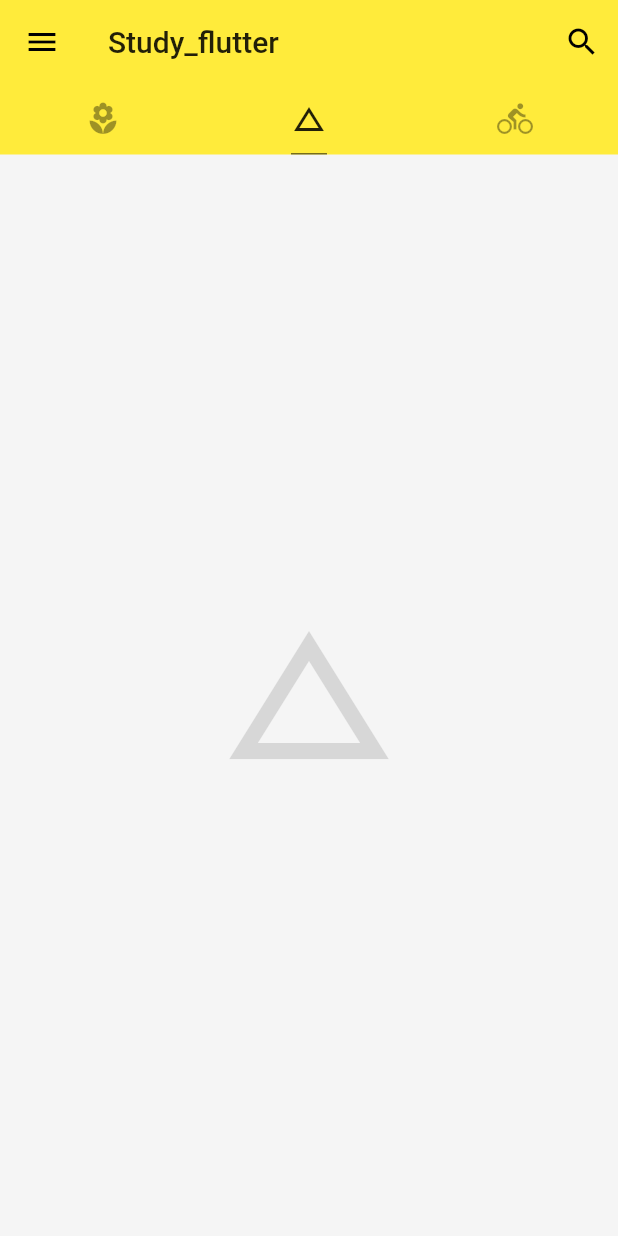
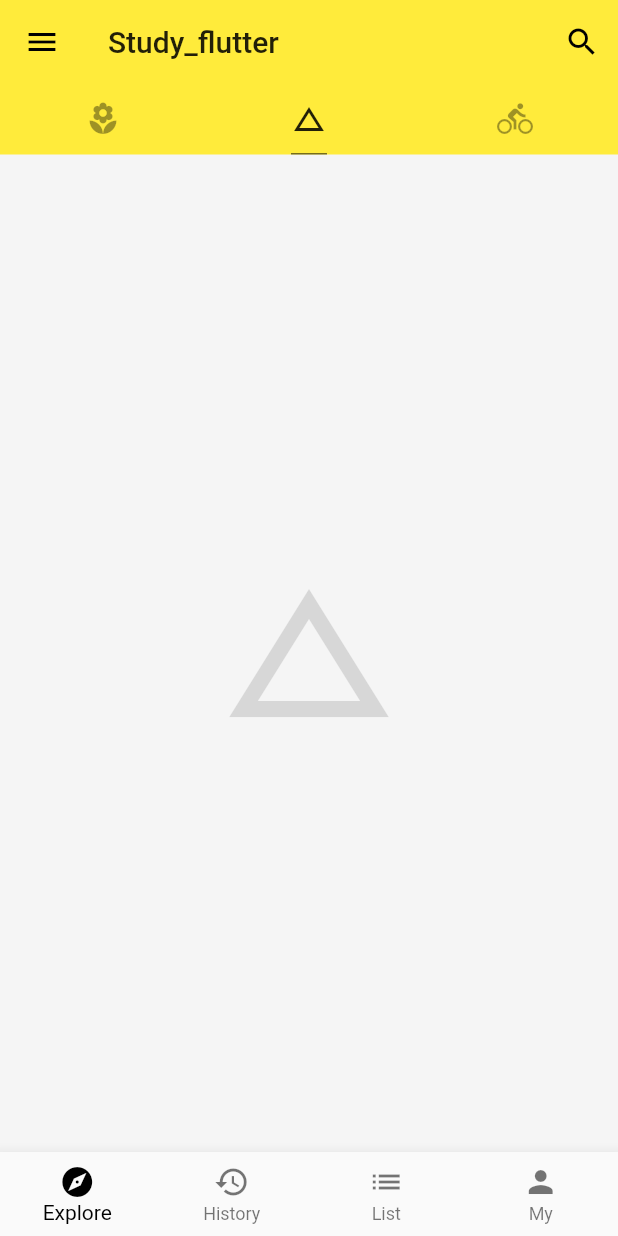
Before and after one commit to tck8888/flutter_study, a Flutter app: the screen it shows after launch, tab 2 chosen, on a phone screen of 412 x 824 dp. Run offline on Flutter 3.47's test engine with Material 2 defaults, Android fonts, the phone set to English and light mode, and no system bars; network calls fail.

Commit message:
BottomNavigationBarStudy

```diff
--- a/lib/main.dart
+++ b/lib/main.dart
@@ -1,5 +1,7 @@
 import 'package:flutter/material.dart';
 import 'package:flutter_study/study_widget/drawer_study.dart';
+import 'package:flutter_study/study_widget/bottom_navigation_bar_study.dart';
+import 'package:flutter_study/study_widget/list_view_study.dart';
 
 void main() => runApp(MyApp());
 
@@ -18,6 +20,8 @@ class MyApp extends StatelessWidget {
 }
 
 class Home extends StatelessWidget {
+
+
   @override
   Widget build(BuildContext context) {
     return DefaultTabController(
@@ -55,11 +59,7 @@ class Home extends StatelessWidget {
                     )
                   ])),
           body: TabBarView(children: [
-            Icon(
-              Icons.local_florist,
-              size: 128.0,
-              color: Colors.black12,
-            ),
+            ListViewStudy(),
             Icon(
               Icons.change_history,
               size: 128.0,
@@ -72,6 +72,7 @@ class Home extends StatelessWidget {
             ),
           ]),
           drawer: DrawerStudy(),
+          bottomNavigationBar: BottomNavigationBarStudy(),
         ));
   }
 }
--- /dev/null
+++ b/lib/study_widget/bottom_navigation_bar_study.dart
@@ -0,0 +1,34 @@
+import 'package:flutter/material.dart';
+
+class BottomNavigationBarStudy extends StatefulWidget {
+  @override
+  _BottomNavigationBarStudyState createState() =>
+      _BottomNavigationBarStudyState();
+}
+
+class _BottomNavigationBarStudyState extends State<BottomNavigationBarStudy> {
+  int _currentIndex = 0;
+
+  void _onTapHandle(int index) {
+    setState(() {
+      _currentIndex = index;
+    });
+  }
+
+  @override
+  Widget build(BuildContext context) {
+    return BottomNavigationBar(
+        type: BottomNavigationBarType.fixed,
+        fixedColor: Colors.black,
+        currentIndex: _currentIndex,
+        onTap: _onTapHandle,
+        items: [
+          BottomNavigationBarItem(
+              icon: Icon(Icons.explore), title: Text("Explore")),
+          BottomNavigationBarItem(
+              icon: Icon(Icons.history), title: Text("History")),
+          BottomNavigationBarItem(icon: Icon(Icons.list), title: Text("List")),
+          BottomNavigationBarItem(icon: Icon(Icons.person), title: Text("My")),
+        ]);
+  }
+}
```
